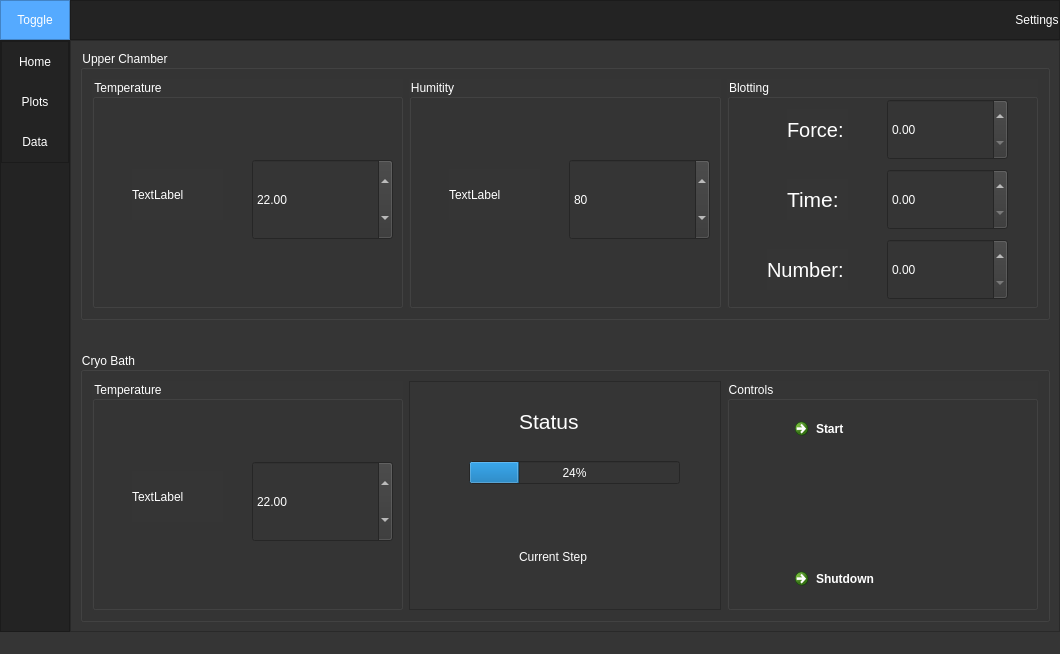
LarsG21/plunge_freezer_gui, file PEM_new_gui.ui: the form before one commit.
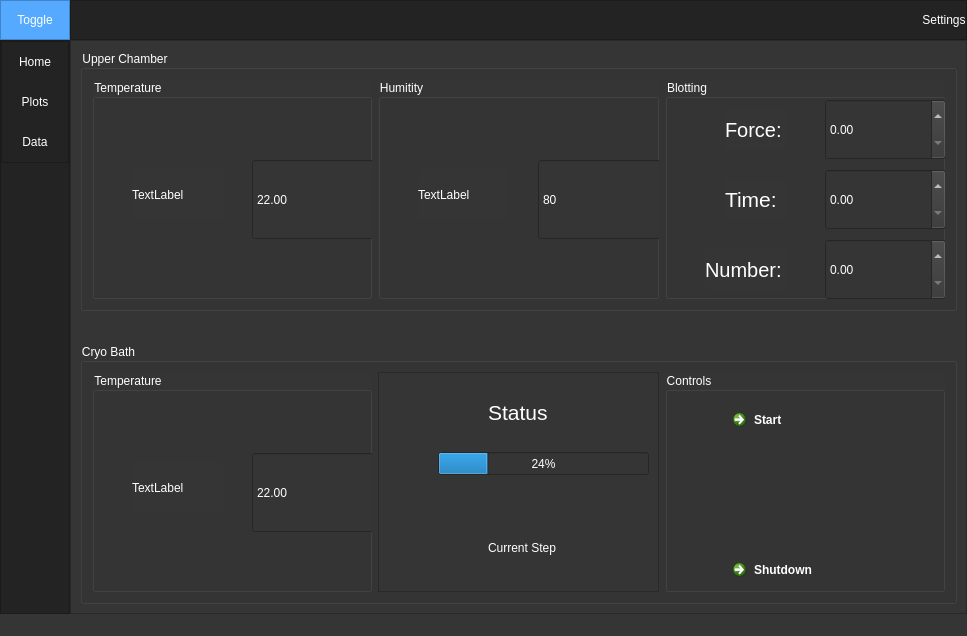
The form after the commit. The open tabs and pages were chosen to show the change.

Patch:
```diff
--- a/PEM_new_gui.ui
+++ b/PEM_new_gui.ui
@@ -6,8 +6,8 @@
    <rect>
     <x>0</x>
     <y>0</y>
-    <width>1060</width>
-    <height>654</height>
+    <width>967</width>
+    <height>636</height>
    </rect>
   </property>
   <property name="windowTitle">
```
Left out of the diff: 2 changed lines with no effect on the pictures.
